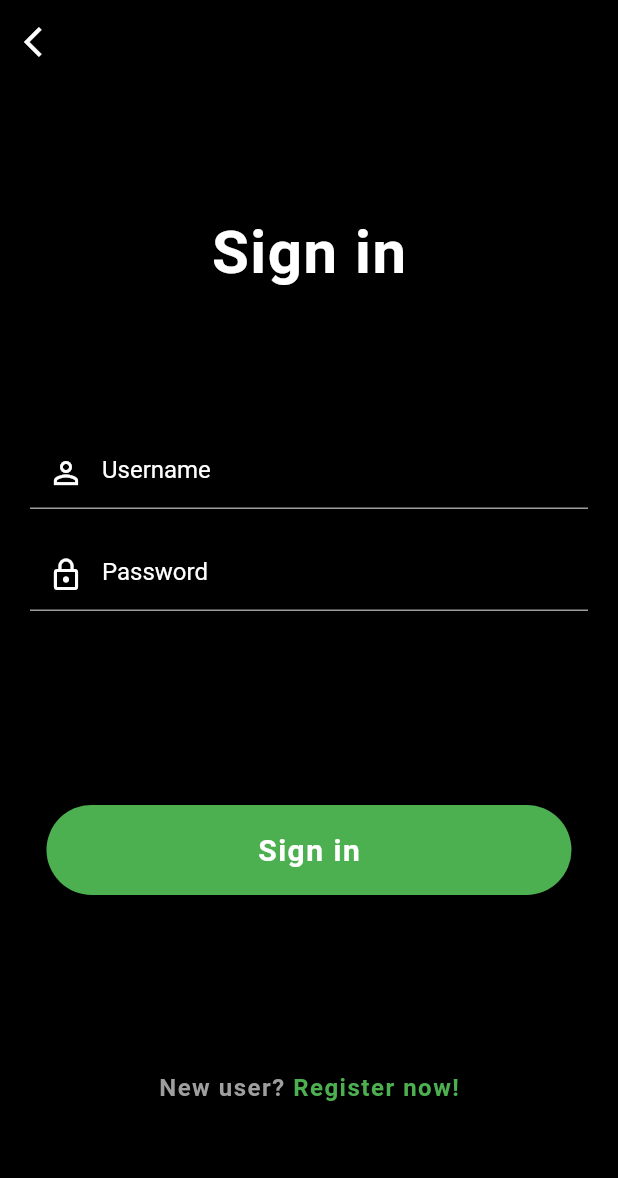
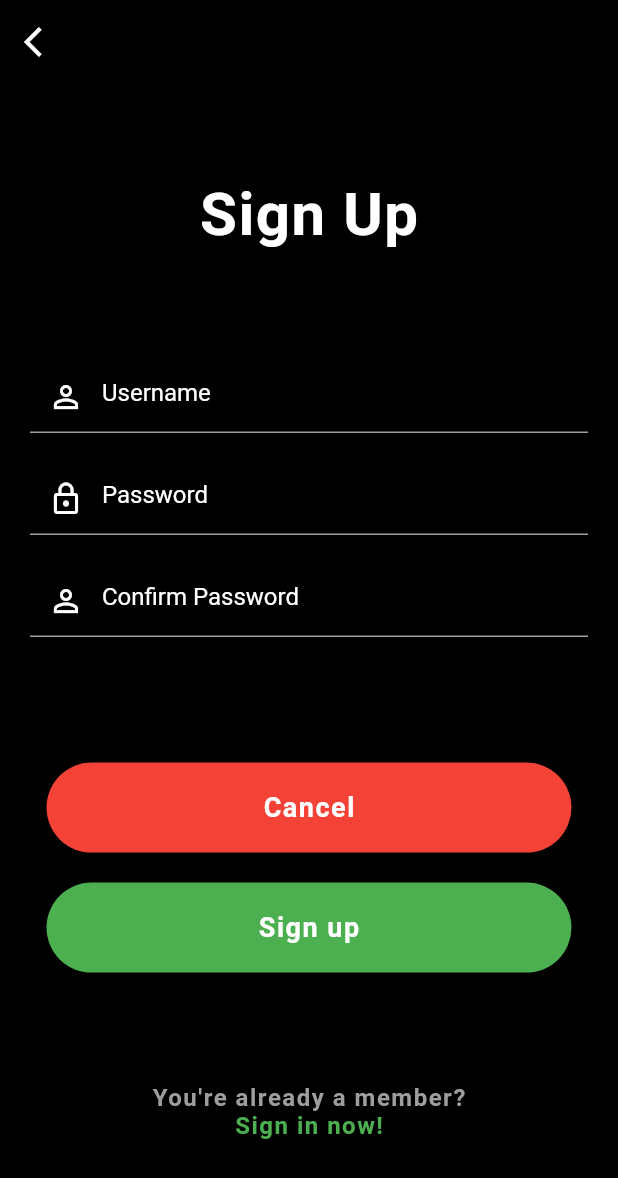
Before and after one commit to Bacdong/food-delivery-app, a Flutter app: the screen it shows after launch, on a phone screen of 412 x 824 dp. Shown: the top 1178 px of the screen. Run offline on Flutter 3.47's test engine with Material 2 defaults, Android fonts, the phone set to English and light mode, and no system bars.

Commit message:
Add sign up screen and update login screen

```diff
--- a/lib/main.dart
+++ b/lib/main.dart
@@ -1,5 +1,6 @@
 import 'package:flutter/material.dart';
 import 'package:food_delivery/screens/login.dart';
+import 'package:food_delivery/screens/register.dart';
 import 'package:food_delivery/screens/welcome.dart';
 
 void main() => runApp(MyApp());
@@ -15,7 +16,7 @@ class MyApp extends StatelessWidget {
       theme: ThemeData(
 
       ),
-      home: Login(),
+      home: Register(),
     );
   }
 }
--- a/lib/screens/login.dart
+++ b/lib/screens/login.dart
@@ -37,7 +37,7 @@ class Login extends StatelessWidget {
           mainAxisAlignment: MainAxisAlignment.spaceEvenly,
           children: [
             Text(
-              'Sign in',
+              'Sign In',
               style: TextStyle(
                 fontSize: 40,
                 fontWeight: FontWeight.bold,
--- /dev/null
+++ b/lib/screens/register.dart
@@ -0,0 +1,128 @@
+import 'package:flutter/material.dart';
+
+class Register extends StatelessWidget {
+  const Register({ Key? key }) : super(key: key);
+
+  Widget txtField({ required String hintText, required IconData icon }) {
+    return Container(
+      margin: EdgeInsets.symmetric(vertical: 10),
+      child: TextFormField(
+        decoration: InputDecoration(
+          prefixIcon: Icon(icon, color: Colors.white,),
+          hintText: hintText,
+          hintStyle: TextStyle(color: Colors.white),
+          enabledBorder: UnderlineInputBorder(
+            borderSide: BorderSide(color: Colors.grey)
+          )
+        ),
+      ),
+    );
+  }
+
+  Widget primaryBtn({
+    required String name,
+    required Color color,
+    required Color txtColor
+  }) {
+    return Container(
+      width: 350,
+      height: 60,
+      margin: EdgeInsets.symmetric(vertical: 10),
+      child: RaisedButton(
+        color: color,
+        child: Text(
+          name,
+          style: TextStyle(
+            fontSize: 18,
+            fontWeight: FontWeight.bold,
+            color: txtColor,
+            letterSpacing: 1
+          ),
+        ),
+        shape: RoundedRectangleBorder(
+          borderRadius: BorderRadius.circular(30)
+        ),
+        onPressed: () {},
+      ),
+    );
+  }
+
+  @override
+  Widget build(BuildContext context) {
+    return Scaffold(
+      backgroundColor: Colors.black,
+      appBar: AppBar(
+        backgroundColor: Colors.black,
+        leading: IconButton(
+          icon: Icon(Icons.arrow_back_ios, color: Colors.white,),
+          onPressed: () {},
+        ),
+      ),
+      body: Container(
+        child: Column(
+          mainAxisAlignment: MainAxisAlignment.spaceEvenly,
+          children: [
+            Text(
+              'Sign Up',
+              style: TextStyle(
+                fontSize: 40,
+                fontWeight: FontWeight.bold,
+                color: Colors.white,
+                letterSpacing: 1,
+              ),
+            ),
+            Container(
+              margin: EdgeInsets.symmetric(horizontal: 20),
+              child: Column(
+                children: [
+                  txtField(hintText: 'Username', icon: Icons.person_outline),
+                  txtField(hintText: 'Password', icon: Icons.lock_outline),
+                  txtField(hintText: 'Confirm Password', icon: Icons.person_outline),
+                ],
+              ),
+            ),
+            Container(
+              child: Column(
+                mainAxisAlignment: MainAxisAlignment.spaceBetween,
+                children: [
+                  primaryBtn(
+                    name: 'Cancel',
+                    color: Colors.red,
+                    txtColor: Colors.white
+                  ),
+                  primaryBtn(
+                    name: 'Sign up',
+                    color: Colors.green,
+                    txtColor: Colors.white
+                  ),
+                ],
+              ),
+            ),
+            Column(
+              children: [
+                Text(
+                  'You\'re already a member?',
+                  style: TextStyle(
+                    fontSize: 16,
+                    fontWeight: FontWeight.bold,
+                    color: Colors.grey,
+                    letterSpacing: 1
+                  ),
+                ),
+                Text(
+                  'Sign in now!',
+                  style: TextStyle(
+                    fontSize: 16,
+                    fontWeight: FontWeight.bold,
+                    color: Colors.green,
+                    letterSpacing: 1
+                  ),
+                )
+              ],
+            ),
+          ],
+        ),
+      ),
+    );
+  }
+}
```
